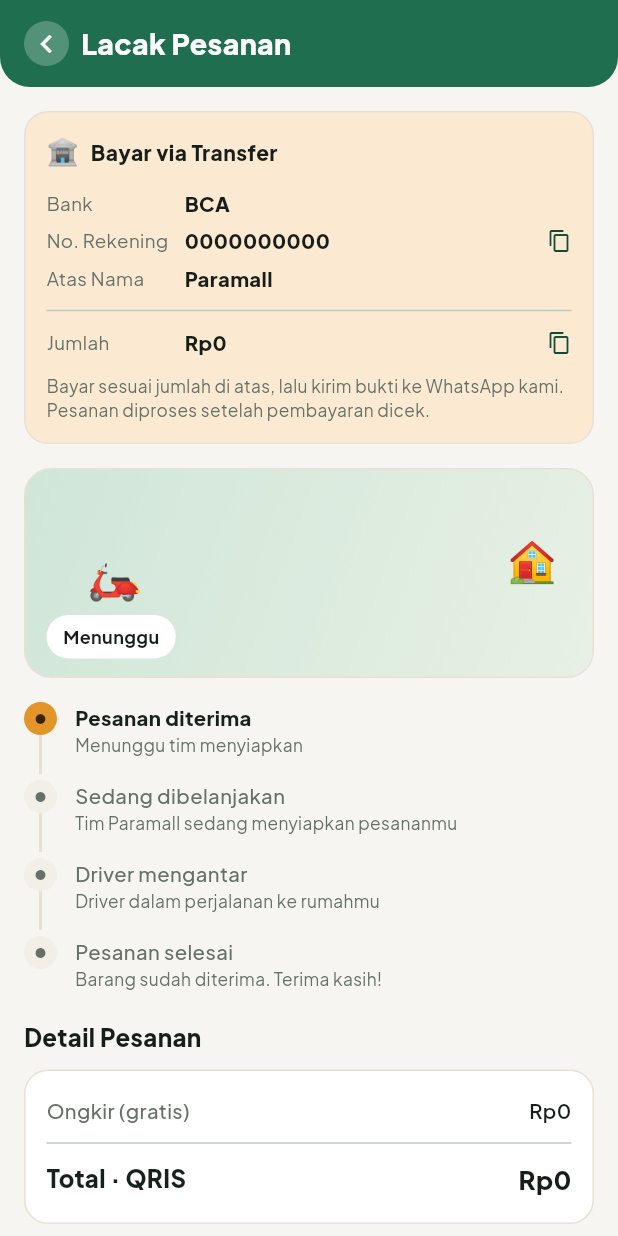
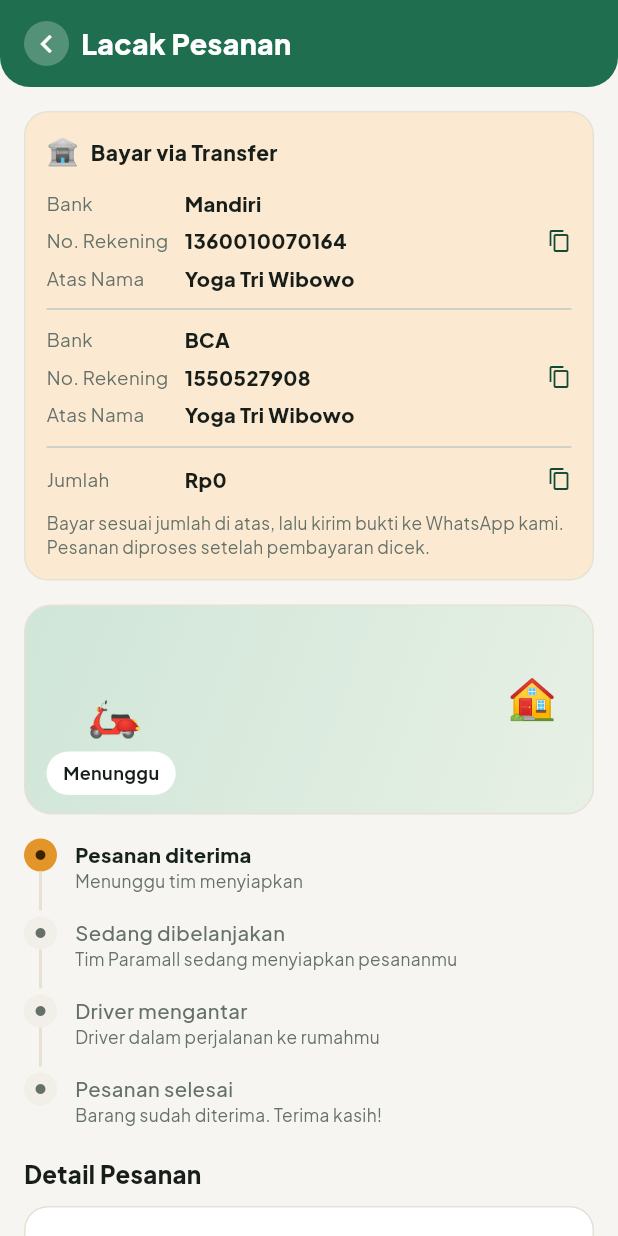
Before and after one commit to mustang77/tideview, a Flutter app: the TrackingPage screen opened directly with empty values, on a phone screen of 412 x 824 dp. Run offline on Flutter 3.47's test engine with Material 3 defaults, Android fonts, the phone set to English and light mode, and no system bars; our stand-ins replace firebase_core, firebase_messaging, flutter_map, geolocator, latlong2, pdf and 2 more; accounts and stored records are empty; network calls fail.

Commit message:
Add real bank accounts to checkout (Mandiri + BCA)
Replace the single-bank placeholder config with a kBankAccounts list so
checkout can show more than one transfer destination, and fill in the two
real accounts. The payment panel now lists each account with a divider
between them; the account number stays tap-to-copy.

Co-Authored-By: Claude Opus 4.8 <noreply@anthropic.com>
Claude-Session: https://claude.ai/code/session_01BMMgkMBUsFZ4mvDTXCxd2N

```diff
--- a/lib/main.dart
+++ b/lib/main.dart
@@ -34,10 +34,15 @@ const double kMarginPct = 0.12; // markup harga jual (12%) — sumber profit uta
 // Nudge: beri GRATIS ongkir kalau pelanggan bayar di muka (QRIS/Transfer).
 // Ini menukar ongkir dengan kepastian bayar + tanpa risiko COD. Set false untuk matikan.
 const bool kPrepayFreeOngkir = true;
-// Info transfer bank — ISI dengan rekeningmu.
-const String kBankName = 'BCA';              // contoh: 'BCA', 'BRI', 'Mandiri'
-const String kBankAccount = '0000000000';    // nomor rekening
-const String kBankHolder = 'Paramall';       // atas nama
+// Info transfer bank — daftar rekening tujuan (boleh satu atau lebih).
+class BankAccount {
+  final String bank, number, holder;
+  const BankAccount({required this.bank, required this.number, required this.holder});
+}
+const List<BankAccount> kBankAccounts = [
+  BankAccount(bank: 'Mandiri', number: '1360010070164', holder: 'Yoga Tri Wibowo'),
+  BankAccount(bank: 'BCA', number: '1550527908', holder: 'Yoga Tri Wibowo'),
+];
 // QRIS: tempel URL gambar QRIS statis-mu (opsional). Kosongkan kalau belum ada.
 const String kQrisImageUrl = '';
 
@@ -1411,9 +1416,12 @@ class PayInstructions extends StatelessWidget {
           else
             const Text('Kode QRIS akan kami kirim via WhatsApp setelah pesanan dibuat.', style: TextStyle(fontSize: 12.5, color: kInk, height: 1.35)),
         ] else ...[
-          _copyRow(context, 'Bank', kBankName, copyable: false),
-          _copyRow(context, 'No. Rekening', kBankAccount),
-          _copyRow(context, 'Atas Nama', kBankHolder, copyable: false),
+          for (int i = 0; i < kBankAccounts.length; i++) ...[
+            if (i > 0) const Divider(height: 16),
+            _copyRow(context, 'Bank', kBankAccounts[i].bank, copyable: false),
+            _copyRow(context, 'No. Rekening', kBankAccounts[i].number),
+            _copyRow(context, 'Atas Nama', kBankAccounts[i].holder, copyable: false),
+          ],
         ],
         const Divider(height: 18),
         _copyRow(context, 'Jumlah', rupiah(total)),
```
